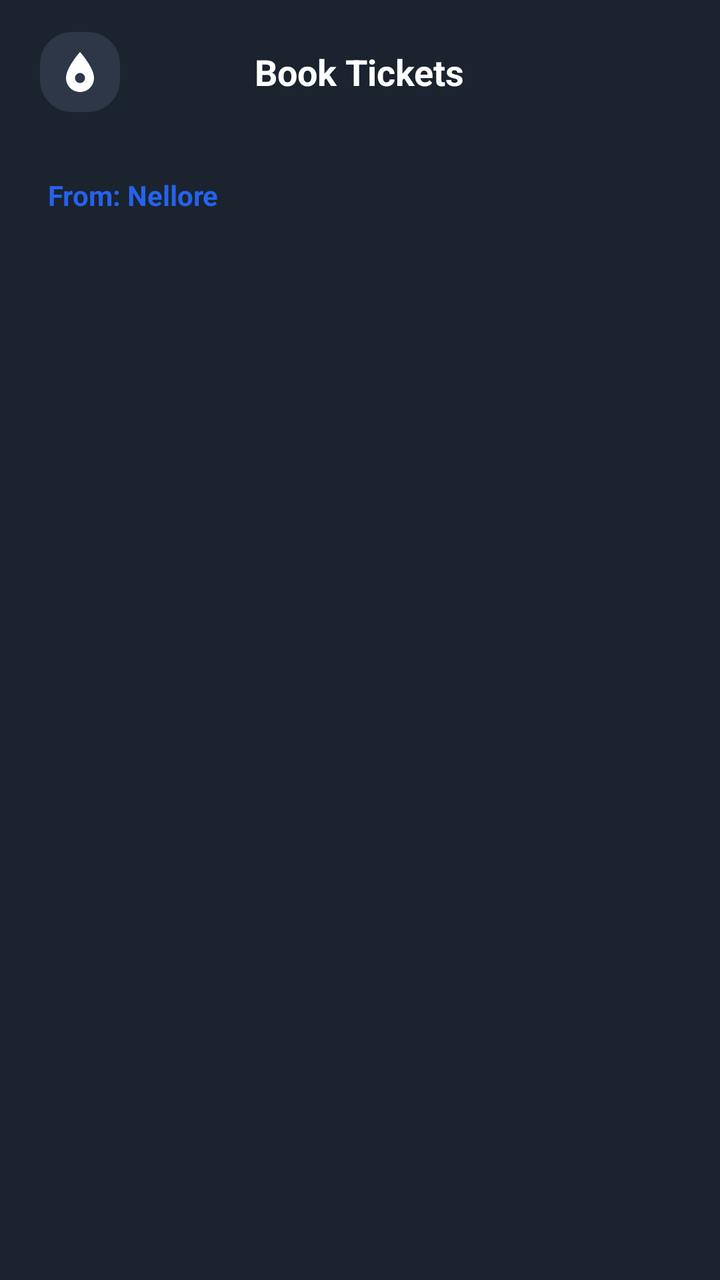
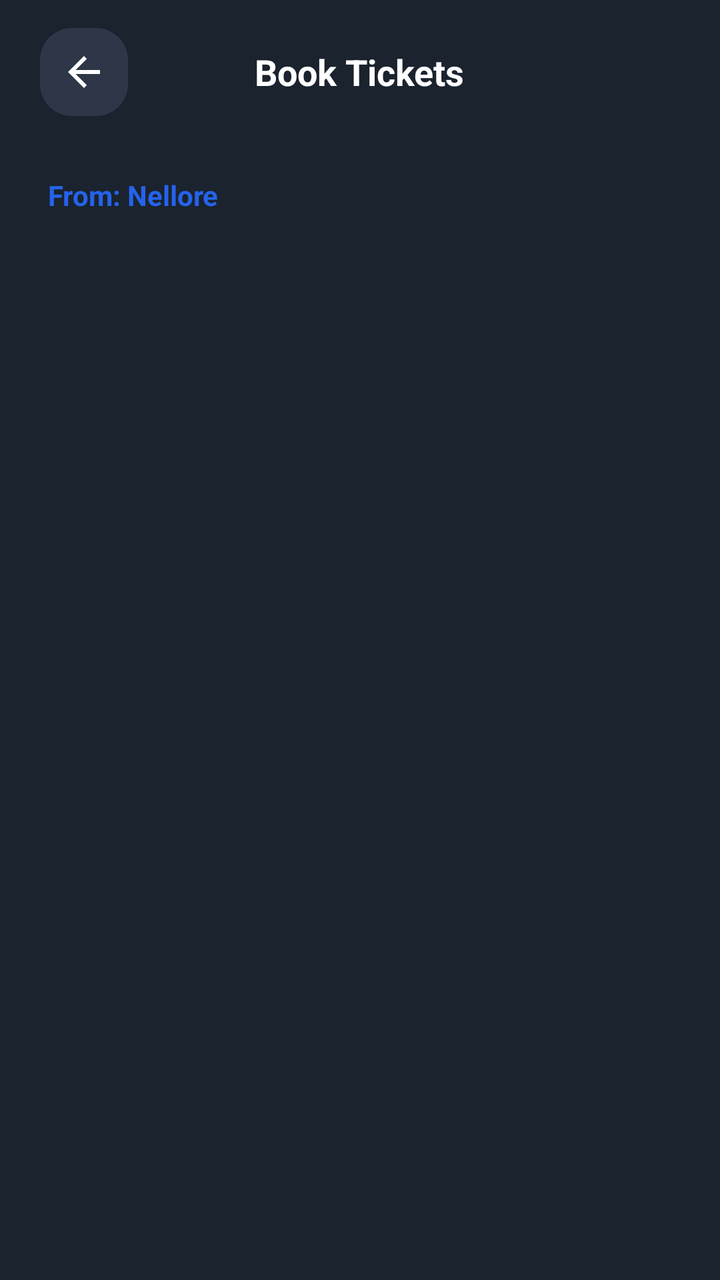

Before-and-after screenshots of an Android layout around one commit, followed by the original layout XML and the change that was made.
<!-- AndroidManifest.xml: application theme Theme.TravelBuddy -->
<!-- res/layout/activity_ticket_booking.xml -->
<?xml version="1.0" encoding="utf-8"?>
<androidx.constraintlayout.widget.ConstraintLayout xmlns:android="http://schemas.android.com/apk/res/android"
    xmlns:app="http://schemas.android.com/apk/res-auto"
    android:id="@+id/main"
    android:layout_width="match_parent"
    android:layout_height="match_parent"
    android:background="#1A232E">

    <RelativeLayout
        android:id="@+id/rlToolbar"
        android:layout_width="match_parent"
        android:layout_height="72dp"
        android:paddingHorizontal="20dp"
        app:layout_constraintTop_toTopOf="parent">

        <ImageView
            android:id="@+id/ivBack"
            android:layout_width="40dp"
            android:layout_height="40dp"
            android:layout_centerVertical="true"
            android:padding="8dp"
            android:background="@drawable/bg_icon_squircle"
            android:backgroundTint="#2D3748"
            android:src="@drawable/ic_location"
            android:rotation="180"
            app:tint="@color/white" />

        <TextView
            android:id="@+id/tvBookingHeader"
            android:layout_width="wrap_content"
            android:layout_height="wrap_content"
            android:layout_centerInParent="true"
            android:text="Book Tickets"
            android:textColor="@color/white"
            android:textSize="18sp"
            android:textStyle="bold" />
    </RelativeLayout>

    <LinearLayout
        android:id="@+id/llLocationInfo"
        android:layout_width="match_parent"
        android:layout_height="wrap_content"
        android:orientation="vertical"
        android:paddingHorizontal="24dp"
        android:paddingVertical="16dp"
        app:layout_constraintTop_toBottomOf="@id/rlToolbar">

        <TextView
            android:id="@+id/tvFromLocation"
            android:layout_width="wrap_content"
            android:layout_height="wrap_content"
            android:text="From: Nellore"
            android:textColor="@color/onboarding_blue"
            android:textSize="14sp"
            android:textStyle="bold" />
    </LinearLayout>

    <androidx.recyclerview.widget.RecyclerView
        android:id="@+id/rvTransportOptions"
        android:layout_width="match_parent"
        android:layout_height="0dp"
        android:paddingHorizontal="16dp"
        app:layout_constraintBottom_toBottomOf="parent"
        app:layout_constraintTop_toBottomOf="@id/llLocationInfo" />

</androidx.constraintlayout.widget.ConstraintLayout>
<!-- resources referenced by this layout -->
<resources>
  <color name="onboarding_blue">#2563EB</color>
  <color name="white">#FFFFFFFF</color>
  <!-- drawable bg_icon_squircle (drawable) -->
  <?xml version="1.0" encoding="utf-8"?>
  <shape xmlns:android="http://schemas.android.com/apk/res/android">
      <corners android:radius="16dp" />
      <gradient
          android:angle="45"
          android:endColor="#475569"
          android:startColor="#1E293B" />
  </shape>
  <!-- drawable ic_location (drawable) -->
  <vector xmlns:android="http://schemas.android.com/apk/res/android"
      android:width="24dp"
      android:height="24dp"
      android:viewportWidth="24"
      android:viewportHeight="24">
      <path
          android:fillColor="#FFFFFF"
          android:pathData="M12,2C8.13,2 5,5.13 5,9c0,5.25 7,13 7,13s7,-7.75 7,-13C19,5.13 15.87,2 12,2zM12,11.5c-1.38,0 -2.5,-1.12 -2.5,-2.5s1.12,-2.5 2.5,-2.5 2.5,1.12 2.5,2.5 -1.12,2.5 -2.5,2.5z" />
  </vector>
  <style name="Theme.TravelBuddy" parent="Base.Theme.TravelBuddy" />
  <style name="Base.Theme.TravelBuddy" parent="Theme.Material3.DayNight.NoActionBar">
          
          
      </style>
</resources>

<!-- the commit's change to res/layout/activity_ticket_booking.xml (unified diff, before → after) -->
@@ -15,14 +15,16 @@
 
         <ImageView
             android:id="@+id/ivBack"
-            android:layout_width="40dp"
-            android:layout_height="40dp"
+            android:layout_width="44dp"
+            android:layout_height="44dp"
             android:layout_centerVertical="true"
-            android:padding="8dp"
+            android:clickable="true"
+            android:focusable="true"
+            android:contentDescription="Back"
+            android:padding="10dp"
             android:background="@drawable/bg_icon_squircle"
             android:backgroundTint="#2D3748"
-            android:src="@drawable/ic_location"
-            android:rotation="180"
+            android:src="@drawable/ic_back"
             app:tint="@color/white" />
 
         <TextView
<!-- resource entries referenced after the edit -->
@@ -11,15 +11,15 @@
           android:endColor="#475569"
           android:startColor="#1E293B" />
   </shape>
-  <!-- drawable ic_location (drawable) -->
+  <!-- drawable ic_back (drawable) -->
   <vector xmlns:android="http://schemas.android.com/apk/res/android"
       android:width="24dp"
       android:height="24dp"
       android:viewportWidth="24"
       android:viewportHeight="24">
-      <path
-          android:fillColor="#FFFFFF"
-          android:pathData="M12,2C8.13,2 5,5.13 5,9c0,5.25 7,13 7,13s7,-7.75 7,-13C19,5.13 15.87,2 12,2zM12,11.5c-1.38,0 -2.5,-1.12 -2.5,-2.5s1.12,-2.5 2.5,-2.5 2.5,1.12 2.5,2.5 -1.12,2.5 -2.5,2.5z" />
+    <path
+        android:fillColor="#FFFFFF"
+        android:pathData="M20,11H7.83l5.59,-5.59L12,4l-8,8 8,8 1.41,-1.41L7.83,13H20v-2z"/>
   </vector>
   <style name="Theme.TravelBuddy" parent="Base.Theme.TravelBuddy" />
   <style name="Base.Theme.TravelBuddy" parent="Theme.Material3.DayNight.NoActionBar">
